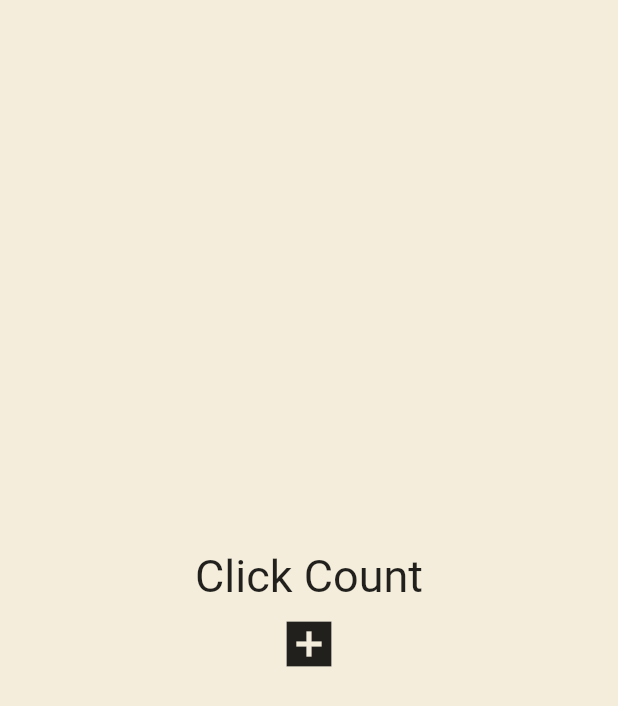
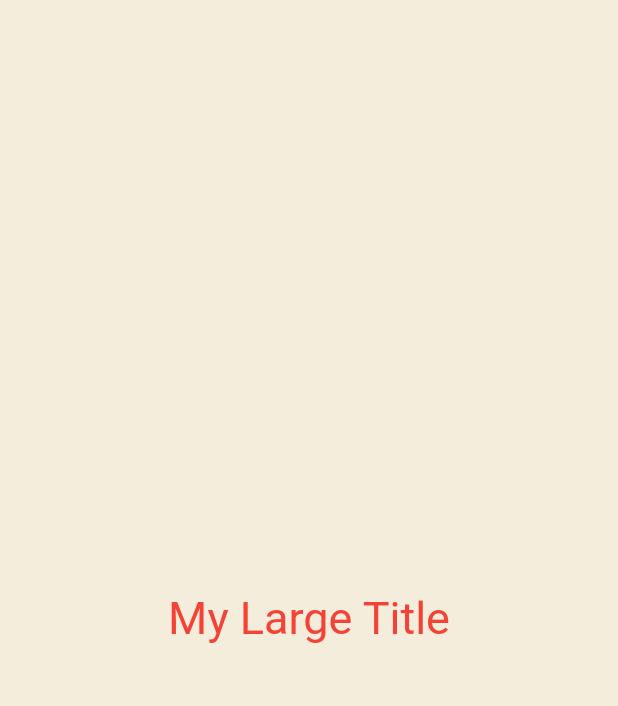
Before and after one commit to front-chan/flutter_study, a Flutter app: the screen it shows after launch, on a phone screen of 412 x 824 dp. Shown: the top 706 px of the screen. Run offline on Flutter 3.47's test engine with Material 2 defaults, Android fonts, the phone set to English and light mode, and no system bars.

Commit message:
build context study

```diff
--- a/lib/main.dart
+++ b/lib/main.dart
@@ -10,37 +10,23 @@ class App extends StatefulWidget {
 }
 
 class _AppState extends State<App> {
-  List<int> numbers = [];
-
-  void onClicked() {
-    setState(() {
-      numbers.add(numbers.length);
-    });
-  }
-
   @override
   Widget build(BuildContext context) {
     return MaterialApp(
+      theme: ThemeData(
+        textTheme: const TextTheme(
+          titleLarge: TextStyle(
+            color: Colors.red,
+          ),
+        ),
+      ),
       home: Scaffold(
         backgroundColor: const Color(0xFFF4EDDB),
         body: Center(
           child: Column(
             mainAxisAlignment: MainAxisAlignment.center,
-            children: [
-              const Text(
-                'Click Count',
-                style: TextStyle(
-                  fontSize: 30,
-                ),
-              ),
-              for (var n in numbers) Text('$n'),
-              IconButton(
-                iconSize: 40,
-                onPressed: onClicked,
-                icon: const Icon(
-                  Icons.add_box_sharp,
-                ),
-              ),
+            children: const [
+              MyLargeTitle(),
             ],
           ),
         ),
@@ -48,3 +34,22 @@ class _AppState extends State<App> {
     );
   }
 }
+
+class MyLargeTitle extends StatelessWidget {
+  const MyLargeTitle({
+    super.key,
+  });
+
+  @override
+  Widget build(BuildContext context) {
+    return Text(
+      'My Large Title',
+      style: TextStyle(
+        fontSize: 30,
+        // color: Theme.of(context).textTheme.titleLarge!.color,
+        // ?, ! 둘다 사용 가능 ? -> 일수도 아닐수도 , ! -> 확신
+        color: Theme.of(context).textTheme.titleLarge?.color,
+      ),
+    );
+  }
+}
```
